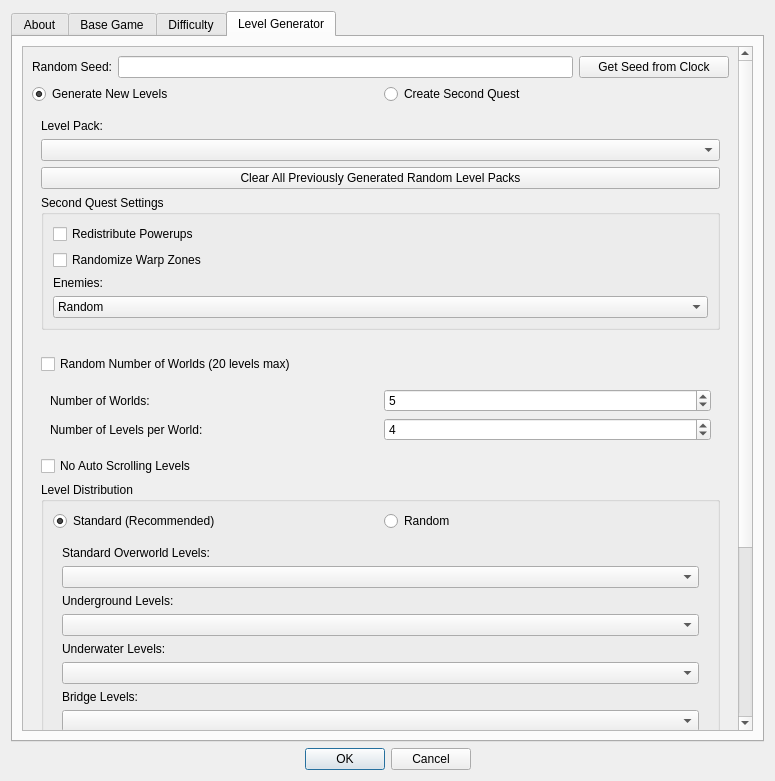
Above: SMB1/SMB1_Compliance_To_SMB1/Configure_Settings_Form.ui from Coolcord/Level-Headed before the change. Below: the same form after it.
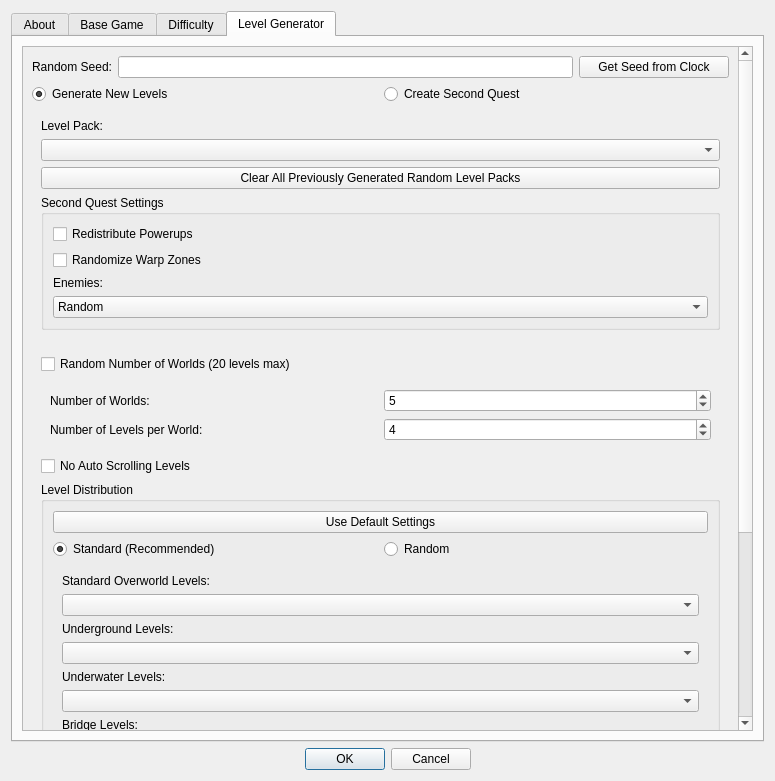
That is the form after the change. The open tabs and pages were chosen to show the change.

What changed in the file:
```diff
--- a/SMB1/SMB1_Compliance_To_SMB1/Configure_Settings_Form.ui
+++ b/SMB1/SMB1_Compliance_To_SMB1/Configure_Settings_Form.ui
@@ -3184,9 +3184,9 @@
           <property name="geometry">
            <rect>
             <x>0</x>
-            <y>0</y>
+            <y>-284</y>
             <width>708</width>
-            <height>1075</height>
+            <height>1107</height>
            </rect>
           </property>
           <layout class="QVBoxLayout" name="verticalLayout_4">
@@ -3423,6 +3423,13 @@
                  <string>Level Distribution</string>
                 </property>
                 <layout class="QVBoxLayout" name="verticalLayout_17">
+                 <item>
+                  <widget class="QPushButton" name="btnUseDefaultSettingsLevelDistribution">
+                   <property name="text">
+                    <string>Use Default Settings</string>
+                   </property>
+                  </widget>
+                 </item>
                  <item>
                   <layout class="QHBoxLayout" name="horizontalLayout_2">
                    <item>
```
Left out of the diff: 2 changed lines with no effect on the pictures.
